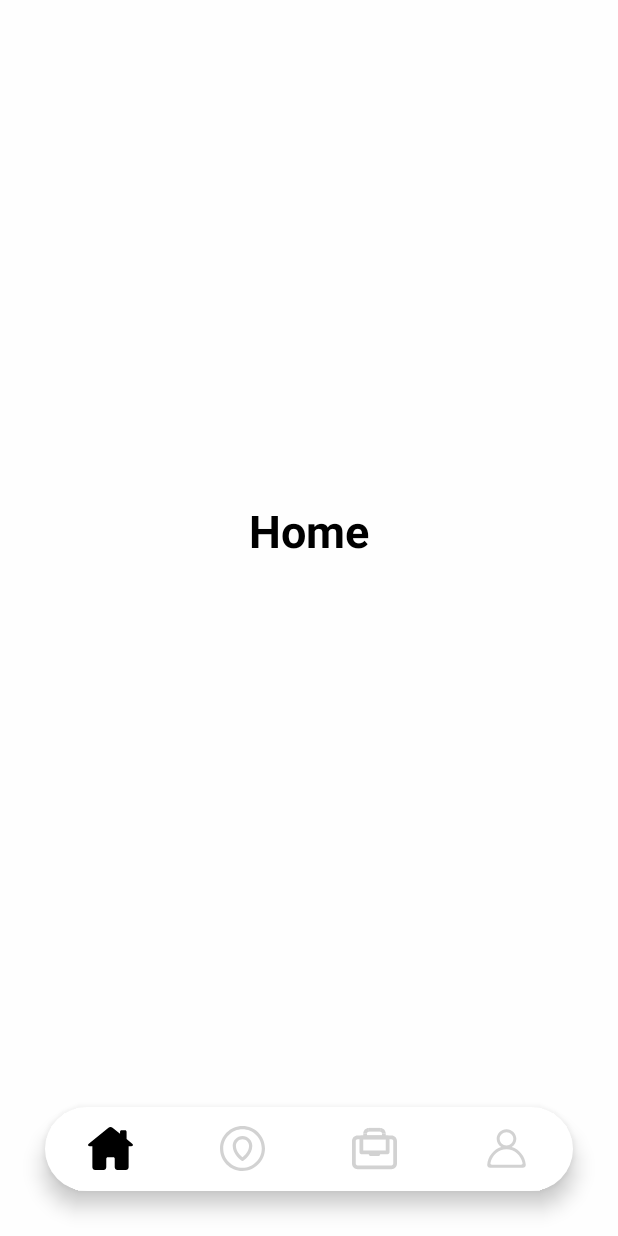
After one commit to maidzui123/JobsFinderApp, an Android app: the HomeFragment screen opened directly, with no data from a screen before it, on a phone screen of 412 x 824 dp. The commit adds this screen. Run offline under Robolectric (Android 15) with nearby library versions, the phone set to English and light mode, and no system bars.

Commit message:
Home, Nearby, Applied, Account

```diff
--- a/app/build.gradle
+++ b/app/build.gradle
@@ -21,6 +21,9 @@ android {
             proguardFiles getDefaultProguardFile('proguard-android-optimize.txt'), 'proguard-rules.pro'
         }
     }
+    buildFeatures {
+        viewBinding true
+    }
     compileOptions {
         sourceCompatibility JavaVersion.VERSION_1_8
         targetCompatibility JavaVersion.VERSION_1_8
--- /dev/null
+++ b/app/src/main/java/com/example/jobfinderapp/HomeFragment.java
@@ -0,0 +1,64 @@
+package com.example.jobfinderapp;
+
+import android.os.Bundle;
+
+import androidx.fragment.app.Fragment;
+
+import android.view.LayoutInflater;
+import android.view.View;
+import android.view.ViewGroup;
+
+/**
+ * A simple {@link Fragment} subclass.
+ * Use the {@link HomeFragment#newInstance} factory method to
+ * create an instance of this fragment.
+ */
+public class HomeFragment extends Fragment {
+
+    // TODO: Rename parameter arguments, choose names that match
+    // the fragment initialization parameters, e.g. ARG_ITEM_NUMBER
+    private static final String ARG_PARAM1 = "param1";
+    private static final String ARG_PARAM2 = "param2";
+
+    // TODO: Rename and change types of parameters
+    private String mParam1;
+    private String mParam2;
+
+    public HomeFragment() {
+        // Required empty public constructor
+    }
+
+    /**
+     * Use this factory method to create a new instance of
+     * this fragment using the provided parameters.
+     *
+     * @param param1 Parameter 1.
+     * @param param2 Parameter 2.
+     * @return A new instance of fragment HomeFragment.
+     */
+    // TODO: Rename and change types and number of parameters
+    public static HomeFragment newInstance(String param1, String param2) {
+        HomeFragment fragment = new HomeFragment();
+        Bundle args = new Bundle();
+        args.putString(ARG_PARAM1, param1);
+        args.putString(ARG_PARAM2, param2);
+        fragment.setArguments(args);
+        return fragment;
+    }
+
+    @Override
+    public void onCreate(Bundle savedInstanceState) {
+        super.onCreate(savedInstanceState);
+        if (getArguments() != null) {
+            mParam1 = getArguments().getString(ARG_PARAM1);
+            mParam2 = getArguments().getString(ARG_PARAM2);
+        }
+    }
+
+    @Override
+    public View onCreateView(LayoutInflater inflater, ViewGroup container,
+                             Bundle savedInstanceState) {
+        // Inflate the layout for this fragment
+        return inflater.inflate(R.layout.fragment_home, container, false);
+    }
+}
--- a/app/src/main/java/com/example/jobfinderapp/MainActivity.java
+++ b/app/src/main/java/com/example/jobfinderapp/MainActivity.java
@@ -1,17 +1,64 @@
 package com.example.jobfinderapp;
 
 import androidx.appcompat.app.AppCompatActivity;
+import androidx.fragment.app.Fragment;
+import androidx.fragment.app.FragmentManager;
+import androidx.fragment.app.FragmentTransaction;
 
-import android.graphics.Color;
 import android.os.Bundle;
-import android.text.SpannableString;
-import android.text.style.ForegroundColorSpan;
-import android.widget.TextView;
+
+import com.example.jobfinderapp.databinding.ActivityMainBinding;
 
 public class MainActivity extends AppCompatActivity {
+    ActivityMainBinding binding;
     @Override
     protected void onCreate(Bundle savedInstanceState) {
         super.onCreate(savedInstanceState);
-        setContentView(R.layout.activity_main);
+        binding = ActivityMainBinding.inflate(getLayoutInflater());
+        setContentView(binding.getRoot());
+        replaceFragment(new HomeFragment());
+        binding.bottomNavigation.setOnItemSelectedListener(item -> {
+            switch (item.getItemId()){
+                case R.id.nav_home:
+                    replaceFragment(new HomeFragment());
+                    break;
+                case R.id.nav_near:
+                    replaceFragment(new NearbyFragment());
+                    break;
+                case R.id.nav_applied:
+                    replaceFragment(new AppliedFragment());
+                    break;
+                case R.id.nav_account:
+                    replaceFragment(new AccountFragment());
+                    break;
+            }
+            return true;
+        });
+    }
+
+    private void replaceFragment(Fragment fragment) {
+        FragmentManager fragmentManager = getSupportFragmentManager();
+        FragmentTransaction fragmentTransaction = fragmentManager.beginTransaction();
+        fragmentTransaction.replace(R.id.frame_layout, fragment);
+        fragmentTransaction.commit();
     }
 }
+
+//    Fragment fragment = null;
+//                switch (item.getItemId()) {
+//                        case R.id.nav_home:
+//                        fragment = new HomeFragment();
+//                        break;
+//
+//                        case R.id.nav_near:
+//                        fragment = new NearbyFragment();
+//                        break;
+//
+//                        case R.id.nav_applied:
+//                        fragment = new AppliedFragment();
+//                        break;
+//                        case R.id.nav_account:
+//                        fragment = new AccountFragment();
+//                        break;
+//                        }
+//                        getSupportFragmentManager().beginTransaction().replace(R.id.body_container,fragment).commit();
--- /dev/null
+++ b/app/src/main/res/drawable/ic_account.xml
@@ -0,0 +1,12 @@
+<?xml version="1.0" encoding="utf-8"?>
+<vector xmlns:android="http://schemas.android.com/apk/res/android"
+    android:width="28dp"
+    android:height="28dp"
+    android:viewportWidth="28"
+    android:viewportHeight="28">
+
+    <path
+        android:fillColor="@color/light_white"
+        android:fillType="evenOdd"
+        android:pathData="M13.9991 2C10.6405 2 7.88924 4.6739 7.88924 8.00723C7.88924 10.1497 9.02582 12.0197 10.7297 13.0825C5.95609 14.5248 2.41965 19.0144 2.00617 24.0771C1.91662 25.1735 2.81571 26 3.81688 26H24.1831C25.1843 26 26.0834 25.1735 25.9938 24.0771C25.5803 19.014 22.0433 14.524 17.2691 13.0821C18.9726 12.0193 20.109 10.1494 20.109 8.00723C20.109 4.6739 17.3577 2 13.9991 2ZM9.74071 8.00723C9.74071 5.72598 11.6315 3.84838 13.9991 3.84838C16.3667 3.84838 18.2575 5.72598 18.2575 8.00723C18.2575 10.2885 16.3667 12.1661 13.9991 12.1661C11.6315 12.1661 9.74071 10.2885 9.74071 8.00723ZM4.95086 24.1516C4.36361 24.1516 3.89887 23.6462 4.01091 23.0697C4.94115 18.2837 9.09806 14.4476 14 14.4476C18.902 14.4476 23.0589 18.2837 23.9891 23.0697C24.1011 23.6462 23.6364 24.1516 23.0492 24.1516H4.95086Z" />
+</vector>
--- /dev/null
+++ b/app/src/main/res/drawable/ic_applied.xml
@@ -0,0 +1,45 @@
+<?xml version="1.0" encoding="utf-8"?>
+<vector xmlns:android="http://schemas.android.com/apk/res/android"
+    android:width="24dp"
+    android:height="24dp"
+    android:viewportWidth="24"
+    android:viewportHeight="24">
+
+    <path
+        android:fillColor="@color/light_white"
+        android:pathData="M8,4H6c0-1.7,1.3-3,3-3v2C8.4,3,8,3.4,8,4z" />
+    <path
+        android:fillColor="@color/light_white"
+        android:pathData="M18,4h-2c0-0.6-0.4-1-1-1V1C16.7,1,18,2.3,18,4z" />
+    <path
+        android:fillColor="@color/light_white"
+        android:pathData="M 18 7 L 6 7 L 6 4 L 8 4 L 8 5 L 16 5 L 16 4 L 18 4 Z" />
+    <path
+        android:fillColor="@color/light_white"
+        android:pathData="M 9 1 H 15 V 3 H 9 V 1 Z" />
+    <path
+        android:fillColor="@color/light_white"
+        android:pathData="M21,23H3c-1.7,0-3-1.3-3-3V8c0-1.7,1.3-3,3-3h18c1.7,0,3,1.3,3,3v12C24,21.7,22.7,23,21,23z M3,7C2.4,7,2,7.4,2,8v12 c0,0.6,0.4,1,1,1h18c0.6,0,1-0.4,1-1V8c0-0.6-0.4-1-1-1H3z" />
+    <path
+        android:fillColor="@color/light_white"
+        android:strokeColor="#2D2D2D"
+        android:strokeWidth="2"
+        android:strokeLineJoin="round"
+        android:strokeMiterLimit="10"
+        android:strokeLineCap="round"
+        android:pathData="M23,12" />
+    <path
+        android:fillColor="@color/light_white"
+        android:strokeColor="#2D2D2D"
+        android:strokeWidth="2"
+        android:strokeLineJoin="round"
+        android:strokeMiterLimit="10"
+        android:strokeLineCap="round"
+        android:pathData="M1,12" />
+    <path
+        android:fillColor="@color/light_white"
+        android:pathData="M19,15H5c-0.6,0-1-0.4-1-1V6c0-0.6,0.4-1,1-1h14c0.6,0,1,0.4,1,1v8C20,14.6,19.6,15,19,15z M6,13h12V7H6V13z" />
+    <path
+        android:fillColor="@color/light_white"
+        android:pathData="M14,16h-4c-0.6,0-1-0.4-1-1s0.4-1,1-1h4c0.6,0,1,0.4,1,1S14.6,16,14,16z" />
+</vector>
--- /dev/null
+++ b/app/src/main/res/drawable/ic_home.xml
@@ -0,0 +1,11 @@
+<?xml version="1.0" encoding="utf-8"?>
+<vector xmlns:android="http://schemas.android.com/apk/res/android"
+    android:width="330.242dp"
+    android:height="330.242dp"
+    android:viewportWidth="330.242"
+    android:viewportHeight="330.242">
+
+    <path
+        android:fillColor="@color/light_white"
+        android:pathData="M324.442,129.811l-41.321-33.677V42.275c0-6.065-4.935-11-11-11h-26c-6.065,0-11,4.935-11,11v14.737l-55.213-44.999 c-3.994-3.254-9.258-5.047-14.822-5.047c-5.542,0-10.781,1.782-14.753,5.019L5.8,129.81c-6.567,5.351-6.173,10.012-5.354,12.314 c0.817,2.297,3.448,6.151,11.884,6.151h19.791v154.947c0,11.058,8.972,20.053,20,20.053h62.5c10.935,0,19.5-8.809,19.5-20.053 v-63.541c0-5.446,5.005-10.405,10.5-10.405h42c5.238,0,9.5,4.668,9.5,10.405v63.541c0,10.87,9.388,20.053,20.5,20.053h61.5 c11.028,0,20-8.996,20-20.053V148.275h19.791c8.436,0,11.066-3.854,11.884-6.151C330.615,139.822,331.009,135.161,324.442,129.811z" />
+</vector>
--- /dev/null
+++ b/app/src/main/res/drawable/ic_nearby.xml
@@ -0,0 +1,14 @@
+<?xml version="1.0" encoding="utf-8"?>
+<vector xmlns:android="http://schemas.android.com/apk/res/android"
+    android:width="209.281dp"
+    android:height="209.281dp"
+    android:viewportWidth="209.281"
+    android:viewportHeight="209.281">
+
+    <path
+        android:fillColor="@color/light_white"
+        android:pathData="M104.641,0.001C46.941,0.001,0,46.942,0,104.642C0,162.34,46.941,209.28,104.641,209.28s104.641-46.94,104.641-104.639 C209.281,46.942,162.34,0.001,104.641,0.001z M104.641,194.28C55.212,194.28,15,154.068,15,104.642 c0-49.428,40.212-89.641,89.641-89.641c49.428,0,89.641,40.213,89.641,89.641C194.281,154.068,154.068,194.28,104.641,194.28z" />
+    <path
+        android:fillColor="#D2D2D2"
+        android:pathData="M104.639,46.612c-25.133,0-45.58,20.45-45.58,45.588c0,41.655,39.783,68.14,41.476,69.246 c1.247,0.815,2.675,1.223,4.104,1.223c1.429,0,2.857-0.407,4.104-1.222c1.693-1.107,41.48-27.592,41.48-69.247 C150.223,67.062,129.773,46.612,104.639,46.612z M104.626,145.84c-9.189-7.29-30.568-27.104-30.568-53.64 c0-16.866,13.718-30.588,30.58-30.588c16.864,0,30.584,13.722,30.584,30.588C135.223,118.615,113.812,138.519,104.626,145.84z" />
+</vector>
--- /dev/null
+++ b/app/src/main/res/drawable/item_selector.xml
@@ -0,0 +1,6 @@
+<?xml version="1.0" encoding="utf-8"?>
+<selector xmlns:android="http://schemas.android.com/apk/res/android">
+    <item android:state_pressed="true"  android:color="@color/black"/>
+    <item android:state_checked="true"  android:color="@color/black"/>
+    <item android:color="@color/light_white"/>
+</selector>
--- /dev/null
+++ b/app/src/main/res/drawable/round_bottom_corner.xml
@@ -0,0 +1,5 @@
+<?xml version="1.0" encoding="utf-8"?>
+<shape xmlns:android="http://schemas.android.com/apk/res/android" android:shape="rectangle">
+    <solid android:color="#FFFFFF"/>
+    <corners android:radius="100dp"/>
+</shape>
--- a/app/src/main/res/layout/activity_main.xml
+++ b/app/src/main/res/layout/activity_main.xml
@@ -1,18 +1,32 @@
 <?xml version="1.0" encoding="utf-8"?>
-<androidx.constraintlayout.widget.ConstraintLayout xmlns:android="http://schemas.android.com/apk/res/android"
+<RelativeLayout xmlns:android="http://schemas.android.com/apk/res/android"
     xmlns:app="http://schemas.android.com/apk/res-auto"
     xmlns:tools="http://schemas.android.com/tools"
     android:layout_width="match_parent"
     android:layout_height="match_parent"
+    android:id="@+id/body_container"
+    android:background="#FEFEFE"
     tools:context=".MainActivity">
 
-    <TextView
-        android:layout_width="wrap_content"
+    <FrameLayout
+        android:id="@+id/frame_layout"
+        android:layout_width="match_parent"
+        android:layout_height="match_parent"
+        android:layout_above="@+id/bottom_navigation"
+
+        />
+    <com.google.android.material.bottomnavigation.BottomNavigationView
+        android:id="@+id/bottom_navigation"
+        android:layout_width="match_parent"
         android:layout_height="wrap_content"
-        android:text="Hello World!"
-        app:layout_constraintBottom_toBottomOf="parent"
-        app:layout_constraintEnd_toEndOf="parent"
-        app:layout_constraintStart_toStartOf="parent"
-        app:layout_constraintTop_toTopOf="parent" />
+        android:layout_alignParentBottom="true"
+        android:layout_margin="30dp"
+        android:elevation="2dp"
+        app:menu="@menu/item_menu"
+        android:background="@drawable/round_bottom_corner"
+        app:itemRippleColor="@android:color/transparent"
+        app:itemIconSize="30dp"
+        app:labelVisibilityMode="unlabeled"
+        app:itemIconTint="@drawable/item_selector"/>
 
-</androidx.constraintlayout.widget.ConstraintLayout>
+</RelativeLayout>
--- /dev/null
+++ b/app/src/main/res/layout/fragment_home.xml
@@ -0,0 +1,17 @@
+<?xml version="1.0" encoding="utf-8"?>
+<FrameLayout xmlns:android="http://schemas.android.com/apk/res/android"
+    xmlns:tools="http://schemas.android.com/tools"
+    android:layout_width="match_parent"
+    android:layout_height="match_parent"
+    tools:context=".HomeFragment">
+
+    <TextView
+        android:layout_width="wrap_content"
+        android:layout_height="wrap_content"
+        android:layout_gravity="center"
+        android:text="Home"
+        android:textSize="30dp"
+        android:textColor="@color/black"
+        android:textStyle="bold"/>
+
+</FrameLayout>
--- /dev/null
+++ b/app/src/main/res/menu/item_menu.xml
@@ -0,0 +1,17 @@
+<?xml version="1.0" encoding="utf-8"?>
+<menu xmlns:android="http://schemas.android.com/apk/res/android">
+
+
+    <item android:id="@+id/nav_home"
+        android:title="Home"
+        android:icon="@drawable/ic_home"/>
+    <item android:id="@+id/nav_near"
+        android:title="Nearby"
+        android:icon="@drawable/ic_nearby"/>
+    <item android:id="@+id/nav_applied"
+        android:title="Applied"
+        android:icon="@drawable/ic_applied"/>
+    <item android:id="@+id/nav_account"
+        android:title="Account"
+        android:icon="@drawable/ic_account"/>
+</menu>
--- a/app/src/main/res/values/colors.xml
+++ b/app/src/main/res/values/colors.xml
@@ -7,6 +7,7 @@
     <color name="teal_700">#FF018786</color>
     <color name="black">#FF000000</color>
     <color name="white">#FFFFFFFF</color>
+    <color name="light_white">#D2D2D2</color>
     <color name="green">#00FF7F</color>
     <color name="blue">#00BFFF</color>
     <color name="orange">#F15A07</color>
```
Also changed, not shown: app/src/main/java/com/example/jobfinderapp/AccountFragment.java (added, +64 -0 lines), app/src/main/java/com/example/jobfinderapp/AppliedFragment.java (added, +64 -0 lines), app/src/main/java/com/example/jobfinderapp/NearbyFragment.java (added, +64 -0 lines), app/src/main/res/layout/fragment_account.xml (added, +17 -0 lines), app/src/main/res/layout/fragment_applied.xml (added, +17 -0 lines), app/src/main/res/layout/fragment_nearby.xml (added, +17 -0 lines).
